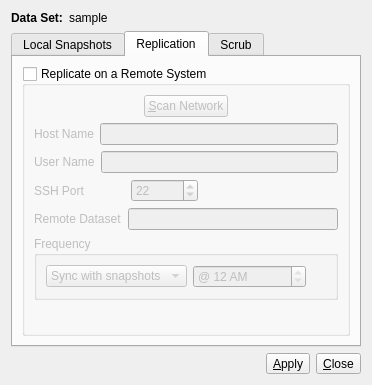
Qt form src-qt5/life-preserver/lp-gui/LPConfig.ui (trueos/pcbsd) before a commit.
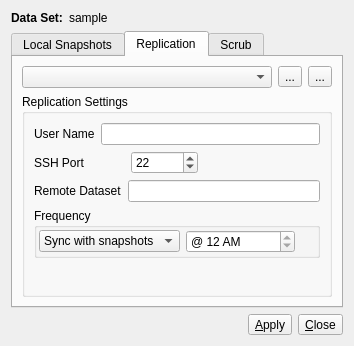
The same form after that commit. The open tabs and pages were chosen to show the change. Icons and pictures are not drawn.

Commit message: Finish fixing up the LP GUi so it handles multiple replication targets properly

Patch:
```diff
--- a/src-qt5/life-preserver/lp-gui/LPConfig.ui
+++ b/src-qt5/life-preserver/lp-gui/LPConfig.ui
@@ -6,8 +6,8 @@
    <rect>
     <x>0</x>
     <y>0</y>
-    <width>372</width>
-    <height>385</height>
+    <width>354</width>
+    <height>346</height>
    </rect>
   </property>
   <property name="windowTitle">
@@ -180,73 +180,47 @@
        <string>Replication</string>
       </attribute>
       <layout class="QVBoxLayout" name="verticalLayout_2">
+       <item>
+        <layout class="QHBoxLayout" name="horizontalLayout_13">
+         <item>
+          <widget class="QComboBox" name="combo_rep_hosts"/>
+         </item>
+         <item>
+          <widget class="QToolButton" name="tool_rep_addhost">
+           <property name="text">
+            <string>...</string>
+           </property>
+           <property name="icon">
+            <iconset resource="lPreserve.qrc">
+             <normaloff>:/images/list-add.png</normaloff>:/images/list-add.png</iconset>
+           </property>
+          </widget>
+         </item>
+         <item>
+          <widget class="QToolButton" name="tool_rep_remhost">
+           <property name="text">
+            <string>...</string>
+           </property>
+           <property name="icon">
+            <iconset resource="lPreserve.qrc">
+             <normaloff>:/images/list-remove.png</normaloff>:/images/list-remove.png</iconset>
+           </property>
+          </widget>
+         </item>
+        </layout>
+       </item>
        <item>
         <widget class="QGroupBox" name="groupReplicate">
          <property name="title">
-          <string>Replicate on a Remote System</string>
+          <string>Replication Settings</string>
          </property>
          <property name="checkable">
-          <bool>true</bool>
+          <bool>false</bool>
          </property>
          <property name="checked">
           <bool>false</bool>
          </property>
          <layout class="QVBoxLayout" name="verticalLayout_3">
-          <item>
-           <layout class="QHBoxLayout" name="horizontalLayout_9">
-            <item>
-             <spacer name="horizontalSpacer_5">
-              <property name="orientation">
-               <enum>Qt::Horizontal</enum>
-              </property>
-              <property name="sizeHint" stdset="0">
-               <size>
-                <width>40</width>
-                <height>20</height>
-               </size>
-              </property>
-             </spacer>
-            </item>
-            <item>
-             <widget class="QPushButton" name="push_scanNetwork">
-              <property name="text">
-               <string>&amp;Scan Network</string>
-              </property>
-              <property name="icon">
-               <iconset resource="lPreserve.qrc">
-                <normaloff>:/images/network-wired.png</normaloff>:/images/network-wired.png</iconset>
-              </property>
-             </widget>
-            </item>
-            <item>
-             <spacer name="horizontalSpacer_4">
-              <property name="orientation">
-               <enum>Qt::Horizontal</enum>
-              </property>
-              <property name="sizeHint" stdset="0">
-               <size>
-                <width>40</width>
-                <height>20</height>
-               </size>
-              </property>
-             </spacer>
-            </item>
-           </layout>
-          </item>
-          <item>
-           <layout class="QHBoxLayout" name="horizontalLayout_8">
-            <item>
-             <widget class="QLabel" name="label_9">
-              <property name="text">
-               <string>Host Name</string>
-              </property>
-             </widget>
-            </item>
-            <item>
-             <widget class="QLineEdit" name="lineHostName"/>
-            </item>
-           </layout>
-          </item>
           <item>
            <layout class="QHBoxLayout" name="horizontalLayout_7">
             <item>
@@ -336,7 +310,22 @@
             <property name="title">
              <string>Frequency</string>
             </property>
+            <property name="alignment">
+             <set>Qt::AlignLeading|Qt::AlignLeft|Qt::AlignTop</set>
+            </property>
             <layout class="QGridLayout" name="gridLayout_3">
+             <property name="leftMargin">
+              <number>2</number>
+             </property>
+             <property name="topMargin">
+              <number>2</number>
+             </property>
+             <property name="rightMargin">
+              <number>2</number>
+             </property>
+             <property name="bottomMargin">
+              <number>2</number>
+             </property>
              <item row="0" column="0">
               <layout class="QHBoxLayout" name="horizontalLayout_6">
                <item>
```
The commit also changes 6 other files.
